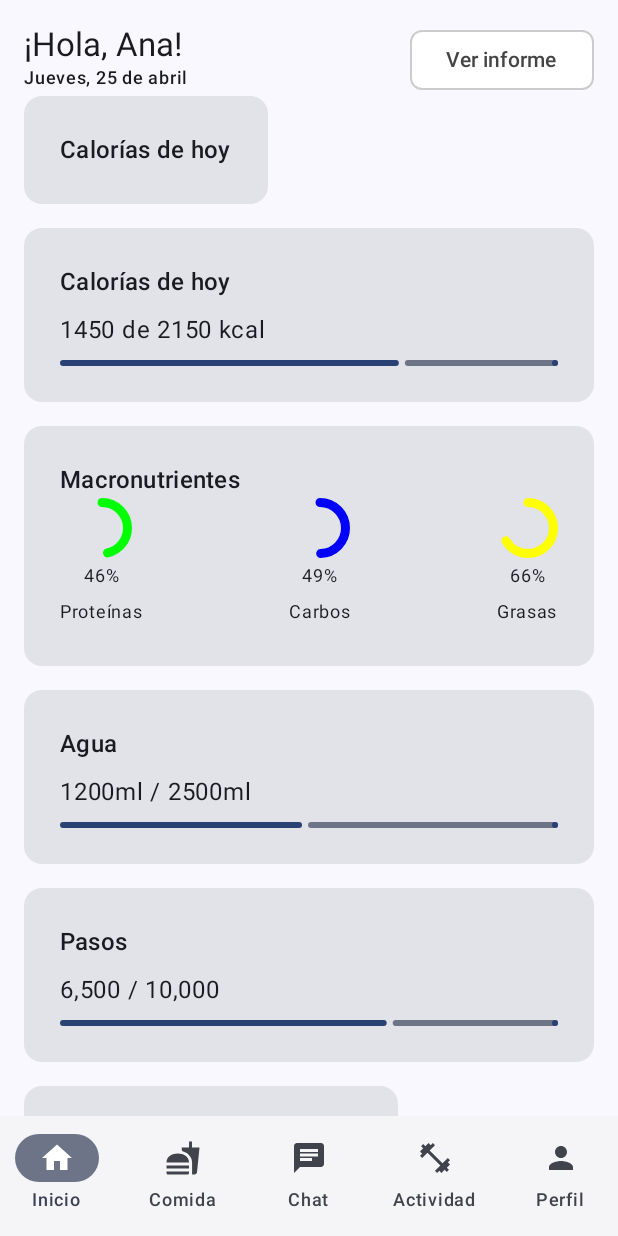
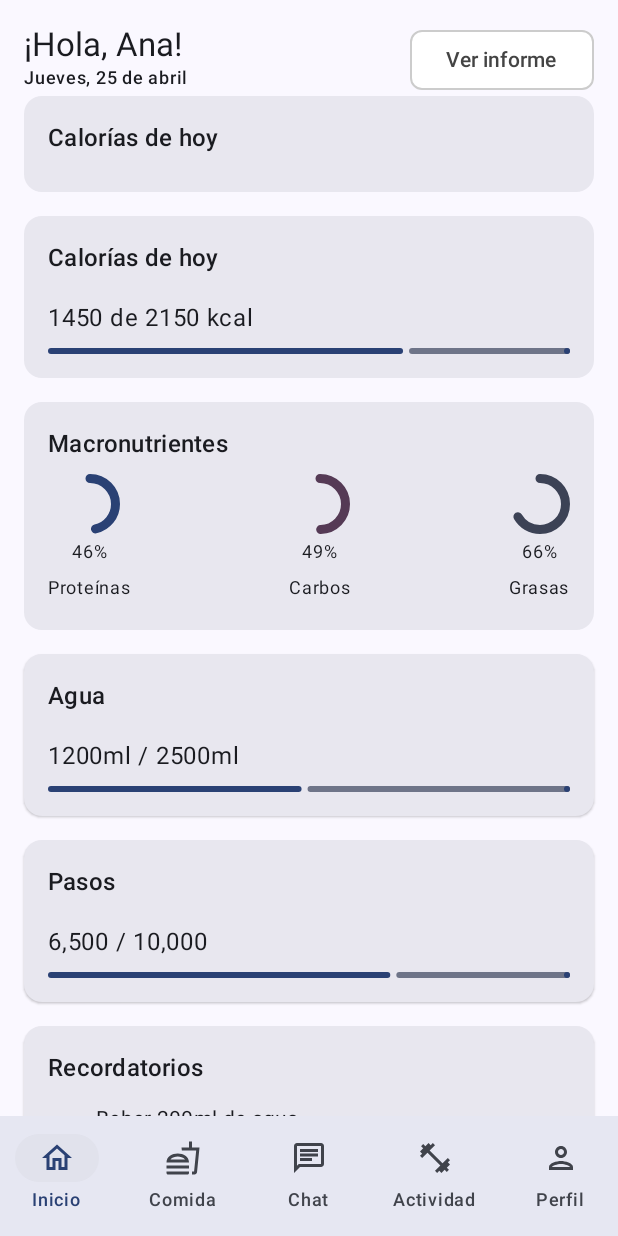
Before and after one commit to kjNX/fittrack-mobile, an Android app built with Jetpack Compose: the screen it shows after launch (MainActivity), on a phone screen of 412 x 824 dp. Run offline under Robolectric (Android 15) with nearby library versions, the phone set to English and light mode, and no system bars; libraries missing offline, so code that uses them is left out: com.jakewharton.threetenabp; 1 statement that could not run was skipped.

Commit message:
se conectaron las interfaces  e implementacion de barra de iconos

```diff
--- a/app/build.gradle.kts
+++ b/app/build.gradle.kts
@@ -52,7 +52,7 @@ dependencies {
     implementation(libs.androidx.material.icons.extended)
     implementation(libs.androidx.navigation.compose)
     implementation(libs.datetime)
-
+    implementation(libs.androidx.activity)
 
 
     // ThreeTenABP para compatibilidad con java.time en API < 26
--- a/app/src/main/java/com/example/fittrack_mobile/Home.kt
+++ b/app/src/main/java/com/example/fittrack_mobile/Home.kt
@@ -11,7 +11,6 @@ import androidx.compose.material3.*
 import androidx.compose.runtime.Composable
 import androidx.compose.ui.Alignment
 import androidx.compose.ui.Modifier
-import androidx.compose.ui.graphics.Color
 import androidx.compose.ui.graphics.vector.ImageVector
 import androidx.compose.ui.platform.LocalContext
 import androidx.compose.ui.tooling.preview.Preview
@@ -24,9 +23,19 @@ import com.example.fittrack_mobile.components.FittrackBottomBar
 @Composable
 fun HomeScreen(navController: NavController) {
     FittrackmobileTheme {
+        Surface(color = MaterialTheme.colorScheme.background) {
             Scaffold(
                 bottomBar = {
                     FittrackBottomBar(selectedIndex = 0, onItemSelected = { /* manejar navegación */ })
+                    FittrackBottomBar(selectedIndex = 0, onItemSelected = { index ->
+                        when (index) {
+                            0 -> navController.navigate("home")
+                            1 -> navController.navigate("food")
+                            2 -> navController.navigate("chat")
+                            3 -> navController.navigate("activity") // esta misma
+                            4 -> navController.navigate("profile")
+                        }
+                    })
                 },
             ) { padding ->
                 Column(
@@ -52,6 +61,27 @@ fun HomeScreen(navController: NavController) {
             }
         }
     }
+}
+
+@Composable
+fun FitCard(
+    title: String,
+    modifier: Modifier = Modifier,
+    content: @Composable () -> Unit
+) {
+    Card(
+        modifier = modifier.fillMaxWidth(),
+        colors = CardDefaults.cardColors(containerColor = MaterialTheme.colorScheme.surfaceContainerHigh),
+        shape = MaterialTheme.shapes.medium,
+        elevation = CardDefaults.cardElevation(defaultElevation = 1.dp)
+    ) {
+        Column(modifier = Modifier.padding(16.dp)) {
+            Text(text = title, style = MaterialTheme.typography.titleMedium)
+            Spacer(modifier = Modifier.height(8.dp))
+            content()
+        }
+    }
+}
 
 @Composable
 fun RemindersCard(onReminderClick: () -> Unit) {
@@ -68,9 +98,11 @@ fun CaloriesCard() {
     FitCard(title = "Calorías de hoy") {
         Column(modifier = Modifier.padding(top = 8.dp)) {
             Text("1450 de 2150 kcal", style = MaterialTheme.typography.bodyLarge)
-            LinearProgressIndicator(progress = 1450f / 2150f, modifier = Modifier
-                .fillMaxWidth()
-                .padding(top = 8.dp))
+            LinearProgressIndicator(
+                progress = 1450f / 2150f,
+                modifier = Modifier.fillMaxWidth().padding(top = 8.dp),
+                color = MaterialTheme.colorScheme.primary
+            )
         }
     }
 }
@@ -79,15 +111,15 @@ fun CaloriesCard() {
 fun MacronutrientCard() {
     FitCard(title = "Macronutrientes") {
         Row(modifier = Modifier.fillMaxWidth(), horizontalArrangement = Arrangement.SpaceBetween) {
-            NutrientProgress("Proteínas", 75f, 161f, Color.Green)
-            NutrientProgress("Carbos", 120f, 242f, Color.Blue)
-            NutrientProgress("Grasas", 40f, 60f, Color.Yellow)
+            NutrientProgress("Proteínas", 75f, 161f, MaterialTheme.colorScheme.primary)
+            NutrientProgress("Carbos", 120f, 242f, MaterialTheme.colorScheme.tertiary)
+            NutrientProgress("Grasas", 40f, 60f, MaterialTheme.colorScheme.secondary)
         }
     }
 }
 
 @Composable
-fun NutrientProgress(name: String, current: Float, target: Float, color: Color) {
+fun NutrientProgress(name: String, current: Float, target: Float, color: androidx.compose.ui.graphics.Color) {
     Column(horizontalAlignment = Alignment.CenterHorizontally) {
         CircularProgressIndicator(progress = current / target, color = color, strokeWidth = 6.dp)
         Text("${(current / target * 100).toInt()}%", fontSize = 12.sp)
@@ -100,9 +132,11 @@ fun WaterCard() {
     FitCard(title = "Agua") {
         Column(modifier = Modifier.padding(top = 8.dp)) {
             Text("1200ml / 2500ml", style = MaterialTheme.typography.bodyLarge)
-            LinearProgressIndicator(progress = 1200f / 2500f, modifier = Modifier
-                .fillMaxWidth()
-                .padding(top = 8.dp))
+            LinearProgressIndicator(
+                progress = 1200f / 2500f,
+                modifier = Modifier.fillMaxWidth().padding(top = 8.dp),
+                color = MaterialTheme.colorScheme.primary
+            )
         }
     }
 }
@@ -112,9 +146,11 @@ fun StepsCard() {
     FitCard(title = "Pasos") {
         Column(modifier = Modifier.padding(top = 8.dp)) {
             Text("6,500 / 10,000", style = MaterialTheme.typography.bodyLarge)
-            LinearProgressIndicator(progress = 6500f / 10000f, modifier = Modifier
-                .fillMaxWidth()
-                .padding(top = 8.dp))
+            LinearProgressIndicator(
+                progress = 6500f / 10000f,
+                modifier = Modifier.fillMaxWidth().padding(top = 8.dp),
+                color = MaterialTheme.colorScheme.primary
+            )
         }
     }
 }
@@ -127,10 +163,10 @@ fun ReminderItem(title: String, time: String, icon: ImageVector, onClick: () ->
             .padding(vertical = 4.dp),
         verticalAlignment = Alignment.CenterVertically
     ) {
-        Icon(icon, contentDescription = null, modifier = Modifier.padding(end = 8.dp))
+        Icon(icon, contentDescription = null, modifier = Modifier.padding(end = 8.dp), tint = MaterialTheme.colorScheme.primary)
         Column {
-            Text(title)
-            Text(time, fontSize = 12.sp, color = Color.Gray)
+            Text(title, style = MaterialTheme.typography.bodyMedium)
+            Text(time, fontSize = 12.sp, color = MaterialTheme.colorScheme.outline)
         }
     }
 }
--- a/app/src/main/java/com/example/fittrack_mobile/components/BottomBar.kt
+++ b/app/src/main/java/com/example/fittrack_mobile/components/BottomBar.kt
@@ -1,25 +1,33 @@
 package com.example.fittrack_mobile.components
 
 import androidx.compose.material.icons.Icons
-import androidx.compose.material.icons.filled.*
+import androidx.compose.material.icons.outlined.Chat
+import androidx.compose.material.icons.outlined.Fastfood
+import androidx.compose.material.icons.outlined.FitnessCenter
+import androidx.compose.material.icons.outlined.Home
+import androidx.compose.material.icons.outlined.Person
 import androidx.compose.material3.*
 import androidx.compose.runtime.Composable
-import androidx.compose.ui.graphics.Color
+import androidx.compose.ui.tooling.preview.Preview
 import androidx.compose.ui.unit.dp
+import com.example.fittrack_mobile.ui.theme.FittrackmobileTheme
 
 @Composable
 fun FittrackBottomBar(
     selectedIndex: Int,
     onItemSelected: (Int) -> Unit
 ) {
-    NavigationBar(containerColor = Color(0xFFF5F5F7), tonalElevation = 4.dp) {
+    NavigationBar(
+        containerColor = MaterialTheme.colorScheme.surface,
+        tonalElevation = 4.dp
+    ) {
         val items = listOf("Inicio", "Comida", "Chat", "Actividad", "Perfil")
         val icons = listOf(
-            Icons.Default.Home,
-            Icons.Default.Fastfood,
-            Icons.Default.Chat,
-            Icons.Default.FitnessCenter,
-            Icons.Default.Person
+            Icons.Outlined.Home,
+            Icons.Outlined.Fastfood,
+            Icons.Outlined.Chat,
+            Icons.Outlined.FitnessCenter,
+            Icons.Outlined.Person
         )
 
         items.forEachIndexed { index, label ->
@@ -33,8 +41,28 @@ fun FittrackBottomBar(
                     )
                 },
                 label = { Text(label) },
-                alwaysShowLabel = true
+                alwaysShowLabel = true,
+                colors = NavigationBarItemDefaults.colors(
+                    selectedIconColor = MaterialTheme.colorScheme.primary,
+                    selectedTextColor = MaterialTheme.colorScheme.primary,
+                    unselectedIconColor = MaterialTheme.colorScheme.onSurfaceVariant,
+                    unselectedTextColor = MaterialTheme.colorScheme.onSurfaceVariant,
+                    indicatorColor = MaterialTheme.colorScheme.surfaceVariant
+                )
+
             )
+
         }
+
+
+
+    }
+
+}
+@Preview(showBackground = true)
+@Composable
+fun FittrackBottomBarPreview() {
+    FittrackmobileTheme {
+        FittrackBottomBar(selectedIndex = 0, onItemSelected = {})
     }
 }
--- a/app/src/main/java/com/example/fittrack_mobile/navigation/AppNavGraph.kt
+++ b/app/src/main/java/com/example/fittrack_mobile/navigation/AppNavGraph.kt
@@ -1,20 +1,41 @@
 package com.example.fittrack_mobile.navigation
 
+import android.os.Build
+import androidx.annotation.RequiresApi
 import androidx.compose.runtime.Composable
 import androidx.navigation.NavHostController
 import androidx.navigation.compose.NavHost
 import androidx.navigation.compose.composable
 import com.example.fittrack_mobile.HomeScreen
+import com.example.fittrack_mobile.data.FoodScreen
 import com.example.fittrack_mobile.reminders.ReminderDetailScreen
+import com.example.fittrack_mobile.data.ActivityScreen
+import com.example.fittrack_mobile.data.ChatScreen
 
+@RequiresApi(Build.VERSION_CODES.O)
 @Composable
 fun AppNavGraph(navController: NavHostController) {
     NavHost(navController = navController, startDestination = "home") {
         composable("home") {
             HomeScreen(navController)
         }
+        composable("food") {
+            FoodScreen(navController)
+        }
         composable("reminderDetail") {
             ReminderDetailScreen()
         }
+
+        composable("activity") {
+            ActivityScreen(navController)
+        }
+        composable("chat") {
+            ChatScreen(navController)
+        }
+
+        // Puedes seguir agregando más pantallas como:
+        // composable("chat") { ChatScreen(navController) }
+        // composable("activity") { ActivityScreen(navController) }
+        // composable("profile") { ProfileScreen(navController) }
     }
 }
--- a/gradle/libs.versions.toml
+++ b/gradle/libs.versions.toml
@@ -15,6 +15,7 @@ supportAnnotations = "28.0.0"
 threetenabp = "1.4.5"
 uiTextGoogleFonts = "1.8.1"
 uiTextGoogleFontsVersion = "1.9.0-alpha02"
+activity = "1.7.2"
 
 
 [libraries]
@@ -39,8 +40,7 @@ support-annotations = { group = "com.android.support", name = "support-annotatio
 threetenabp = { module = "com.jakewharton.threetenabp:threetenabp", version.ref = "threetenabp" }
 androidx-ui-text-google-fonts = { group = "androidx.compose.ui", name = "ui-text-google-fonts", version.ref = "uiTextGoogleFonts" }
 ui-text-google-fonts = { group = "androidx.compose.ui", name = "ui-text-google-fonts", version.ref = "uiTextGoogleFontsVersion" }
-
-
+androidx-activity = { group = "androidx.activity", name = "activity", version.ref = "activity" }
 [plugins]
 android-application = { id = "com.android.application", version.ref = "agp" }
 kotlin-android = { id = "org.jetbrains.kotlin.android", version.ref = "kotlin" }
```
Also changed, not shown: app/src/main/java/com/example/fittrack_mobile/data/Food.kt (+24 -3 lines), app/src/main/java/com/example/fittrack_mobile/data/Physical.kt (+25 -0 lines), app/src/main/java/com/example/fittrack_mobile/data/Support.kt (+25 -0 lines), settings.gradle.kts (+1 -7 lines), app/src/main/java/com/example/fittrack_mobile/MainActivity.kt (line endings or trailing spaces). Lines whose indentation alone changed are shown as unchanged.
